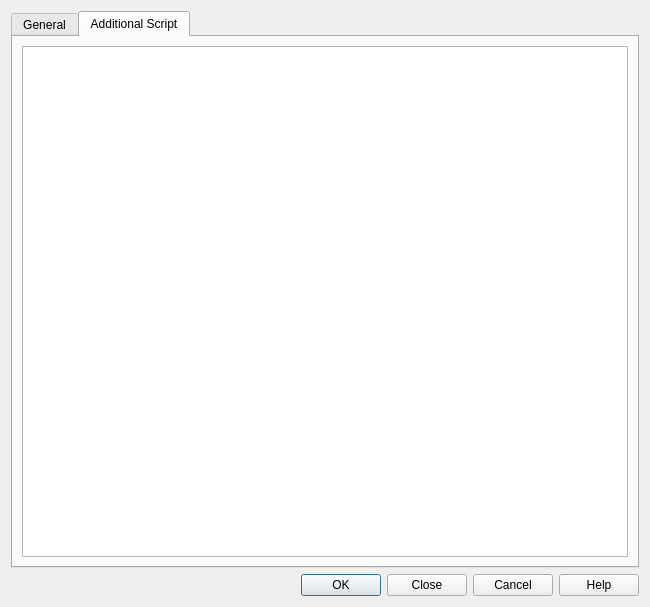
Qt form src/editsolutiondialog.ui (LLIAKAJL/WineWizard) before a commit.
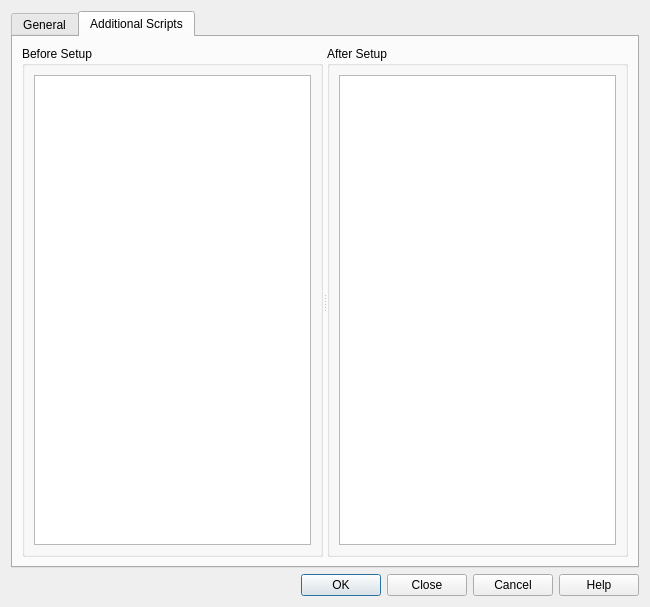
The same form after that commit. The open tabs and pages were chosen to show the change.

Commit message: Downloading cancel: bug fix Select Architecure dialog title fix Add System tray settings

The edit to the form file:
```diff
--- a/src/editsolutiondialog.ui
+++ b/src/editsolutiondialog.ui
@@ -349,14 +349,42 @@
      </widget>
      <widget class="QWidget" name="scriptTab">
       <attribute name="title">
-       <string>Additional Script</string>
+       <string>Additional Scripts</string>
       </attribute>
-      <layout class="QVBoxLayout" name="verticalLayout_7">
+      <layout class="QVBoxLayout" name="verticalLayout_10">
        <item>
-        <widget class="QPlainTextEdit" name="script">
-         <property name="maximumBlockCount">
-          <number>5000</number>
+        <widget class="QSplitter" name="splitter">
+         <property name="orientation">
+          <enum>Qt::Horizontal</enum>
          </property>
+         <widget class="QGroupBox" name="bScriptGB">
+          <property name="title">
+           <string>Before Setup</string>
+          </property>
+          <layout class="QVBoxLayout" name="verticalLayout_7">
+           <item>
+            <widget class="QPlainTextEdit" name="bScript">
+             <property name="maximumBlockCount">
+              <number>5000</number>
+             </property>
+            </widget>
+           </item>
+          </layout>
+         </widget>
+         <widget class="QGroupBox" name="aScriptGB">
+          <property name="title">
+           <string>After Setup</string>
+          </property>
+          <layout class="QVBoxLayout" name="verticalLayout_9">
+           <item>
+            <widget class="QPlainTextEdit" name="aScript">
+             <property name="maximumBlockCount">
+              <number>5000</number>
+             </property>
+            </widget>
+           </item>
+          </layout>
+         </widget>
         </widget>
        </item>
       </layout>
```
The commit also changes 23 other files.
